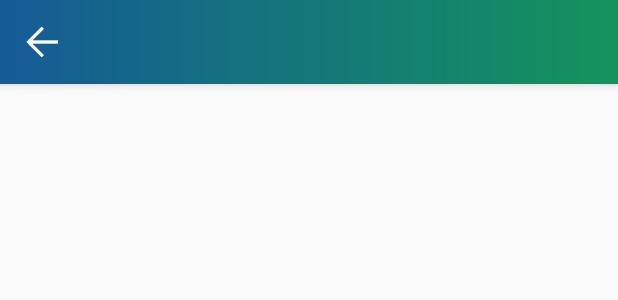
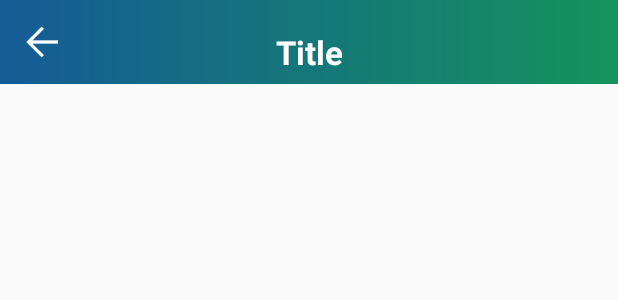
Before and after one commit to Huyenchu26/Demo-Chu, an Android app: the layout x_header_bar.xml on its own in the app's theme, with its tools: preview values and no code run, on a phone screen of 412 x 824 dp. Shown: the top 300 px of the screen. Run offline under Robolectric (Android 15) with nearby library versions, the phone set to English and light mode, and no system bars.

Commit message:
update UI

```diff
--- a/app/src/main/res/layout/x_header_bar.xml
+++ b/app/src/main/res/layout/x_header_bar.xml
@@ -1,16 +1,11 @@
 <?xml version="1.0" encoding="utf-8"?>
-<android.support.v7.widget.Toolbar
-    xmlns:android="http://schemas.android.com/apk/res/android"
+<android.support.v7.widget.Toolbar xmlns:android="http://schemas.android.com/apk/res/android"
     xmlns:app="http://schemas.android.com/apk/res-auto"
     android:id="@+id/toolbarHeader"
     android:layout_width="match_parent"
     android:layout_height="?attr/actionBarSize"
     android:background="@drawable/bg_header"
-    android:elevation="4dp"
-    android:minHeight="?attr/actionBarSize"
-    android:theme="@style/ThemeOverlay.AppCompat.ActionBar"
-    app:contentInsetStart="0dp"
-    app:popupTheme="@style/ThemeOverlay.AppCompat.Light">
+    app:contentInsetStart="0dp">
 
     <RelativeLayout
         android:layout_width="match_parent"
@@ -29,6 +24,7 @@
             android:id="@+id/textTitle"
             android:layout_width="match_parent"
             android:layout_height="match_parent"
+            android:layout_marginTop="@dimen/_10sdp"
             android:ellipsize="end"
             android:gravity="center"
             android:maxLines="2"
@@ -37,10 +33,9 @@
             android:text="Title"
             android:textAlignment="center"
             android:textAllCaps="false"
-            android:textColor="@color/colorTextWhiteSecond"
+            android:textColor="@color/colorTextWhite"
             android:textSize="22sp"
-            android:textStyle="bold"
-            android:visibility="gone" />
+            android:textStyle="bold" />
 
         <ImageView
             android:id="@+id/imageRight"
@@ -101,16 +96,15 @@
         </RelativeLayout>
 
         <TextView
+            android:id="@+id/texttime"
             android:layout_width="match_parent"
             android:layout_height="wrap_content"
-            android:id="@+id/texttime"
+            android:layout_alignParentTop="true"
+            android:layout_marginTop="@dimen/_1sdp"
+            android:gravity="center"
+            android:text="time to time"
             android:visibility="gone"
             android:textColor="@color/colorTextWhite"
-            android:text="time to time"
-            android:gravity="center"
-            android:layout_below="@+id/textTitle"
-            android:layout_marginBottom="@dimen/_2sdp"
-            android:textSize="@dimen/_8sdp"
-            android:layout_alignParentBottom="true"/>
+            android:textSize="@dimen/_7sdp"/>
     </RelativeLayout>
 </android.support.v7.widget.Toolbar>
```
Also changed, not shown: app/src/main/java/mq/com/chuohapps/ui/history/container/HistoryContainerFragment.java (+51 -10 lines), app/src/main/res/layout/fragment_history_container.xml (+7 -4 lines).
